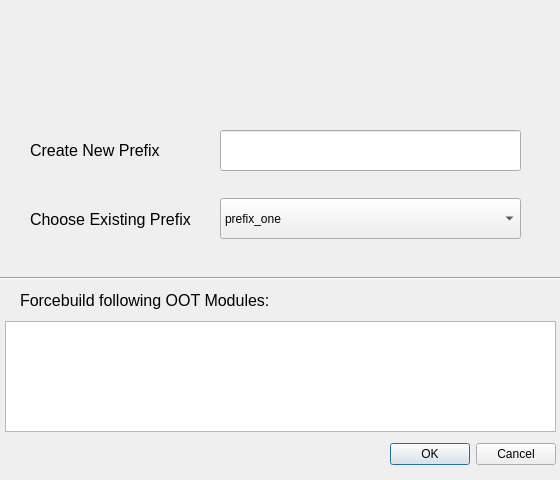
NinjaComics/pybombs-qtgui, file designer/preferences_dialog.ui: the form before one commit.
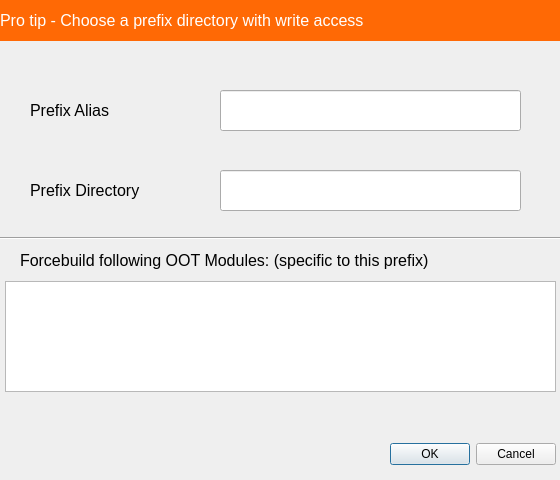
The form after the commit. Icons and pictures are not drawn.

Commit message: Changes to mainwindow and corresponding dialogs

Diff of the .ui file:
```diff
--- a/designer/preferences_dialog.ui
+++ b/designer/preferences_dialog.ui
@@ -33,8 +33,8 @@
    <property name="geometry">
     <rect>
      <x>20</x>
-     <y>290</y>
-     <width>381</width>
+     <y>250</y>
+     <width>421</width>
      <height>21</height>
     </rect>
    </property>
@@ -44,32 +44,14 @@
     </font>
    </property>
    <property name="text">
-    <string>Forcebuild following OOT Modules:</string>
-   </property>
-  </widget>
-  <widget class="QLabel" name="label_2">
-   <property name="geometry">
-    <rect>
-     <x>30</x>
-     <y>199</y>
-     <width>171</width>
-     <height>41</height>
-    </rect>
-   </property>
-   <property name="font">
-    <font>
-     <pointsize>12</pointsize>
-    </font>
-   </property>
-   <property name="text">
-    <string>Choose Existing Prefix</string>
+    <string>Forcebuild following OOT Modules: (specific to this prefix)</string>
    </property>
   </widget>
   <widget class="QLabel" name="label_3">
    <property name="geometry">
     <rect>
      <x>30</x>
-     <y>130</y>
+     <y>170</y>
      <width>141</width>
      <height>41</height>
     </rect>
@@ -80,39 +62,14 @@
     </font>
    </property>
    <property name="text">
-    <string>Create New Prefix</string>
+    <string>Prefix Directory</string>
    </property>
   </widget>
-  <widget class="QComboBox" name="comboBox">
-   <property name="geometry">
-    <rect>
-     <x>220</x>
-     <y>198</y>
-     <width>301</width>
-     <height>41</height>
-    </rect>
-   </property>
-   <item>
-    <property name="text">
-     <string>prefix_one</string>
-    </property>
-   </item>
-   <item>
-    <property name="text">
-     <string>prefix_two</string>
-    </property>
-   </item>
-   <item>
-    <property name="text">
-     <string>prefix_three</string>
-    </property>
-   </item>
-  </widget>
   <widget class="QLineEdit" name="lineEdit">
    <property name="geometry">
     <rect>
      <x>220</x>
-     <y>130</y>
+     <y>170</y>
      <width>301</width>
      <height>41</height>
     </rect>
@@ -122,7 +79,7 @@
    <property name="geometry">
     <rect>
      <x>0</x>
-     <y>270</y>
+     <y>230</y>
      <width>561</width>
      <height>16</height>
     </rect>
@@ -135,7 +92,7 @@
    <property name="geometry">
     <rect>
      <x>5</x>
-     <y>321</y>
+     <y>281</y>
      <width>551</width>
      <height>111</height>
     </rect>
@@ -144,20 +101,63 @@
     <bool>false</bool>
    </property>
   </widget>
+  <widget class="QLineEdit" name="lineEdit_2">
+   <property name="geometry">
+    <rect>
+     <x>220</x>
+     <y>90</y>
+     <width>301</width>
+     <height>41</height>
+    </rect>
+   </property>
+   <property name="text">
+    <string/>
+   </property>
+  </widget>
+  <widget class="QLabel" name="label_5">
+   <property name="geometry">
+    <rect>
+     <x>30</x>
+     <y>90</y>
+     <width>141</width>
+     <height>41</height>
+    </rect>
+   </property>
+   <property name="font">
+    <font>
+     <pointsize>12</pointsize>
+    </font>
+   </property>
+   <property name="text">
+    <string>Prefix Alias</string>
+   </property>
+  </widget>
   <widget class="QLabel" name="label_4">
+   <property name="enabled">
+    <bool>true</bool>
+   </property>
    <property name="geometry">
     <rect>
      <x>0</x>
      <y>0</y>
      <width>561</width>
-     <height>101</height>
+     <height>41</height>
     </rect>
    </property>
+   <property name="font">
+    <font>
+     <pointsize>12</pointsize>
+    </font>
+   </property>
+   <property name="styleSheet">
+    <string notr="true">color: rgb(255, 255, 255);
+background-color: rgb(255, 105, 5);</string>
+   </property>
+   <property name="inputMethodHints">
+    <set>Qt::ImhNone</set>
+   </property>
    <property name="text">
-    <string/>
-   </property>
-   <property name="pixmap">
-    <pixmap resource="../myicons.qrc">:/noprefix/images/preferences.png</pixmap>
+    <string>Pro tip - Choose a prefix directory with write access</string>
    </property>
   </widget>
  </widget>
```
The commit also changes 5 other files.
